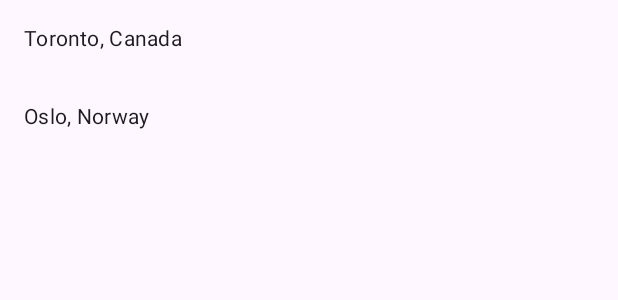
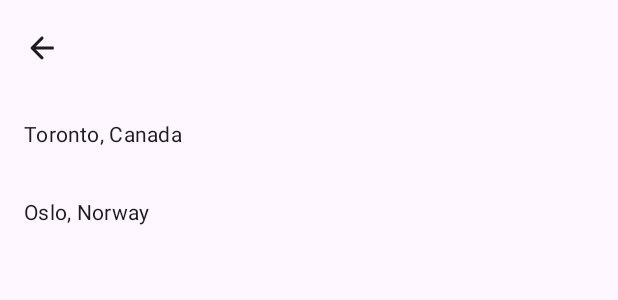
Before and after one commit to maxhves/time-zone-tracker-android, an Android app built with Jetpack Compose: the @Preview function AddTimezoneScreenPreview, on a phone screen of 412 x 824 dp. Shown: the top 300 px of the screen. Run offline under Robolectric (Android 15) with nearby library versions, the phone set to English and light mode, and no system bars.

Commit message:
Added initial AddTimezoneTopAppBar component.

```diff
--- a/core/designsystem/src/main/java/uk/co/mhl/timezonetracker/core/designsystem/component/TopAppBar.kt
+++ b/core/designsystem/src/main/java/uk/co/mhl/timezonetracker/core/designsystem/component/TopAppBar.kt
@@ -11,6 +11,8 @@ import androidx.compose.ui.Modifier
 import androidx.compose.ui.res.stringResource
 import androidx.compose.ui.tooling.preview.Preview
 import uk.co.mhl.timezonetracker.core.designsystem.theme.TimezoneTrackerTheme
+
+//region Top App Bar
 
 @OptIn(ExperimentalMaterial3Api::class)
 @Composable
@@ -36,3 +38,5 @@ private fun TimezoneTrackerTopAppBarPreview() {
         )
     }
 }
+
+//endregion
--- a/feature/addtimezone/src/main/java/uk/co/mhl/timezonetracker/feature/addtimezone/AddTimezoneScreen.kt
+++ b/feature/addtimezone/src/main/java/uk/co/mhl/timezonetracker/feature/addtimezone/AddTimezoneScreen.kt
@@ -18,6 +18,7 @@ import androidx.hilt.navigation.compose.hiltViewModel
 import androidx.lifecycle.compose.collectAsStateWithLifecycle
 import uk.co.mhl.timezonetracker.core.designsystem.theme.TimezoneTrackerTheme
 import uk.co.mhl.timezonetracker.core.model.City
+import uk.co.mhl.timezonetracker.feature.addtimezone.component.AddTimezoneTopAppBar
 
 @Composable
 internal fun AddTimezoneScreen(
@@ -42,6 +43,7 @@ internal fun AddTimezoneScreen(
 ) {
     Scaffold(
         modifier = modifier,
+        topBar = { AddTimezoneTopAppBar(onCitySelected) }
     ) { innerPadding ->
         LazyColumn(
             modifier = modifier.padding(innerPadding),
--- /dev/null
+++ b/feature/addtimezone/src/main/java/uk/co/mhl/timezonetracker/feature/addtimezone/component/AddTimezoneTopAppBar.kt
@@ -0,0 +1,44 @@
+package uk.co.mhl.timezonetracker.feature.addtimezone.component
+
+import androidx.compose.material.icons.Icons
+import androidx.compose.material.icons.automirrored.rounded.ArrowBack
+import androidx.compose.material3.ExperimentalMaterial3Api
+import androidx.compose.material3.Icon
+import androidx.compose.material3.IconButton
+import androidx.compose.material3.TopAppBar
+import androidx.compose.runtime.Composable
+import androidx.compose.ui.Modifier
+import androidx.compose.ui.res.stringResource
+import androidx.compose.ui.tooling.preview.Preview
+import uk.co.mhl.timezonetracker.core.designsystem.theme.TimezoneTrackerTheme
+import uk.co.mhl.timezonetracker.feature.addtimezone.R
+
+@OptIn(ExperimentalMaterial3Api::class)
+@Composable
+internal fun AddTimezoneTopAppBar(
+    onNavigateClick: () -> Unit,
+    modifier: Modifier = Modifier,
+) {
+    TopAppBar(
+        title = { },
+        modifier = modifier,
+        navigationIcon = {
+            IconButton(onNavigateClick) {
+                Icon(
+                    imageVector = Icons.AutoMirrored.Rounded.ArrowBack,
+                    contentDescription = stringResource(R.string.navigate_up)
+                )
+            }
+        }
+    )
+}
+
+@Preview
+@Composable
+private fun AddTimezoneTopAppBarPreview() {
+    TimezoneTrackerTheme {
+        AddTimezoneTopAppBar(
+            onNavigateClick = { }
+        )
+    }
+}
--- /dev/null
+++ b/feature/addtimezone/src/main/res/values/strings.xml
@@ -0,0 +1,8 @@
+<?xml version="1.0" encoding="utf-8"?>
+<resources>
+    <!-- region Screen -->
+
+    <string name="navigate_up">Go back</string>
+
+    <!-- endregion -->
+</resources>
```
